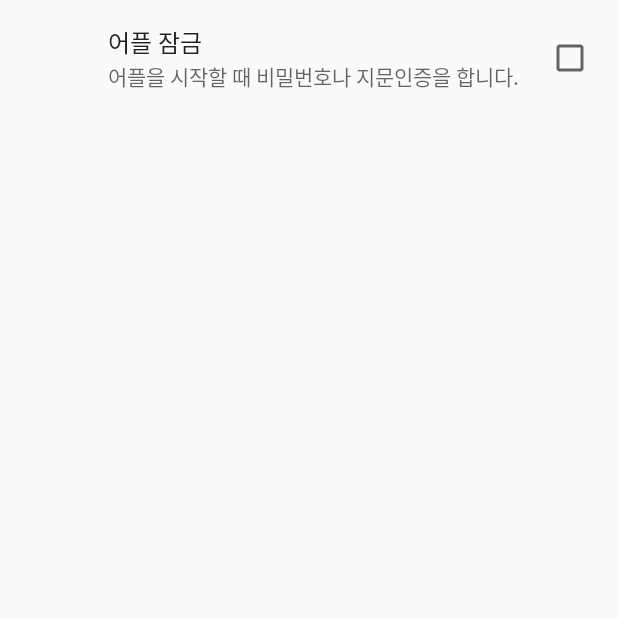
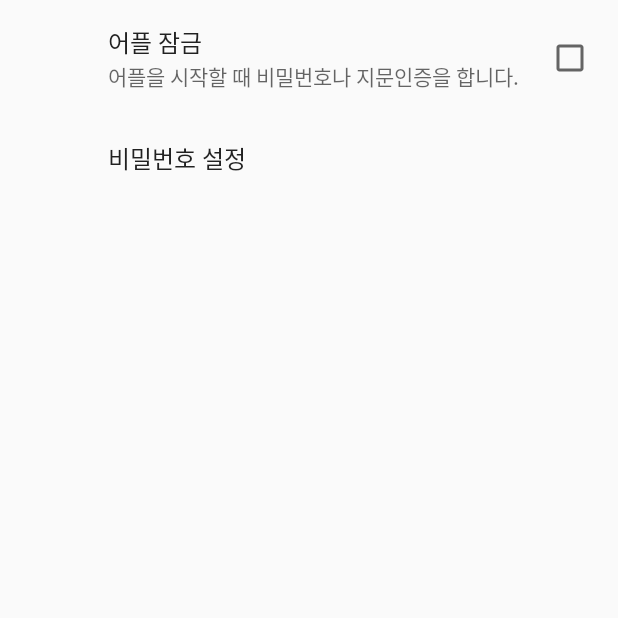
Before and after one commit to HyunJu1/Notification-Collector-App, an Android app: the SettingsFragment screen opened directly, with no data from a screen before it, on a phone screen of 412 x 824 dp, the top half of it. Run offline under Robolectric (Android 15) with nearby library versions, the phone set to English and light mode, and no system bars; our stand-ins replace androidx.preference.

Commit message:
Add password settings

```diff
--- a/app/src/main/java/com/example/hyunju/notification_collector/SettingsFragment.java
+++ b/app/src/main/java/com/example/hyunju/notification_collector/SettingsFragment.java
@@ -51,10 +51,8 @@ public class SettingsFragment extends PreferenceFragmentCompat implements Shared
 
     @Override
     public void onSharedPreferenceChanged(SharedPreferences sharedPreferences, String key) {
-        // Figure out which preference was changed
         Preference preference = findPreference(key);
         if (null != preference) {
-            // Updates the summary for the preference
             if (!(preference instanceof CheckBoxPreference)) {
                 String value = sharedPreferences.getString(preference.getKey(), "");
                 setPreferenceSummary(preference, value);
@@ -64,15 +62,12 @@ public class SettingsFragment extends PreferenceFragmentCompat implements Shared
 
     private void setPreferenceSummary(Preference preference, String value) {
         if (preference instanceof ListPreference) {
-            // For list preferences, figure out the label of the selected value
             ListPreference listPreference = (ListPreference) preference;
             int prefIndex = listPreference.findIndexOfValue(value);
             if (prefIndex >= 0) {
-                // Set the summary to that label
                 listPreference.setSummary(listPreference.getEntries()[prefIndex]);
             }
         } else if (preference instanceof EditTextPreference) {
-            // For EditTextPreferences, set the summary to the value's simple string representation.
             preference.setSummary(value);
         }
     }
--- a/app/src/main/res/values/strings.xml
+++ b/app/src/main/res/values/strings.xml
@@ -15,5 +15,7 @@
     <string name="pref_lock">어플 잠금</string>
     <string name="pref_lock_summ">어플을 시작할 때 비밀번호나 지문인증을 합니다.</string>
     <string name="pref_size_key" translatable="false">size</string>
+    <string name="pref_pw">비밀번호 설정</string>
+    <string name="pref_pw_summ">어플을 시작할 때의 비밀번호를 설정합니다.</string>
     <!---->
 </resources>
--- a/app/src/main/res/xml/settings_pref.xml
+++ b/app/src/main/res/xml/settings_pref.xml
@@ -5,4 +5,9 @@
         android:title="@string/pref_lock"
         android:summary="@string/pref_lock_summ"
         android:defaultValue="false" />
+    <EditTextPreference
+        android:key="pref_pw"
+        android:title="@string/pref_pw"
+        android:summary="@string/pref_pw_summ"
+        android:dialogLayout="@layout/preference_edit_text" />
 </PreferenceScreen>
```
Also changed, not shown: app/src/main/java/com/example/hyunju/notification_collector/LockActivity.java (+5 -3 lines), app/src/main/java/com/example/hyunju/notification_collector/SplashActivity.java (+12 -11 lines), app/src/main/res/layout/preference_edit_text.xml (added, +21 -0 lines).
